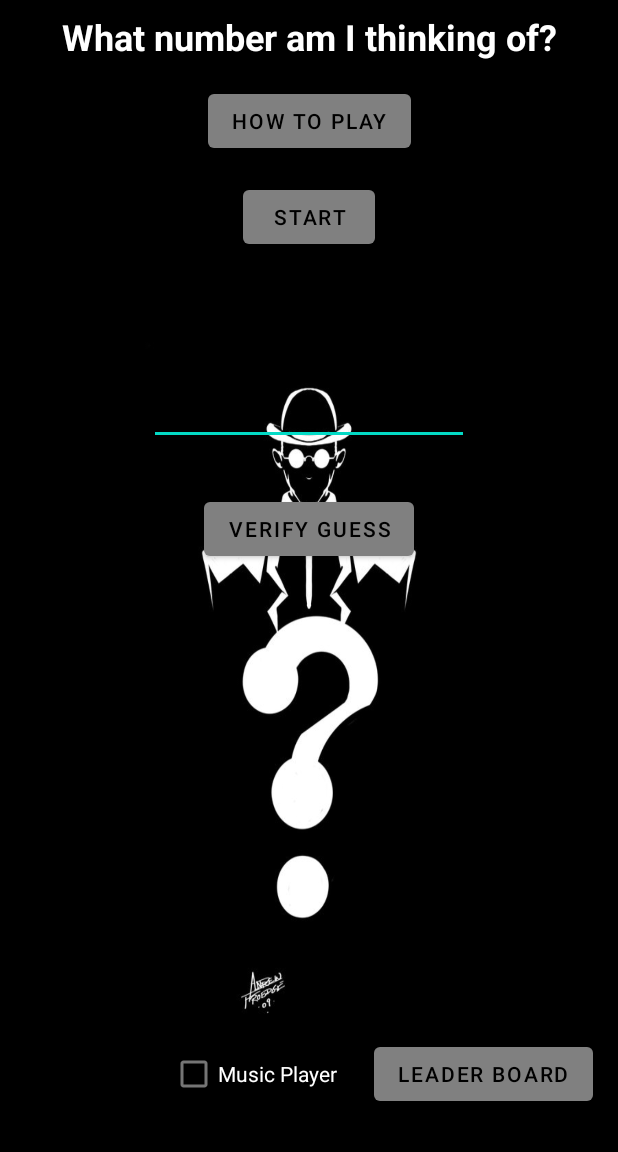
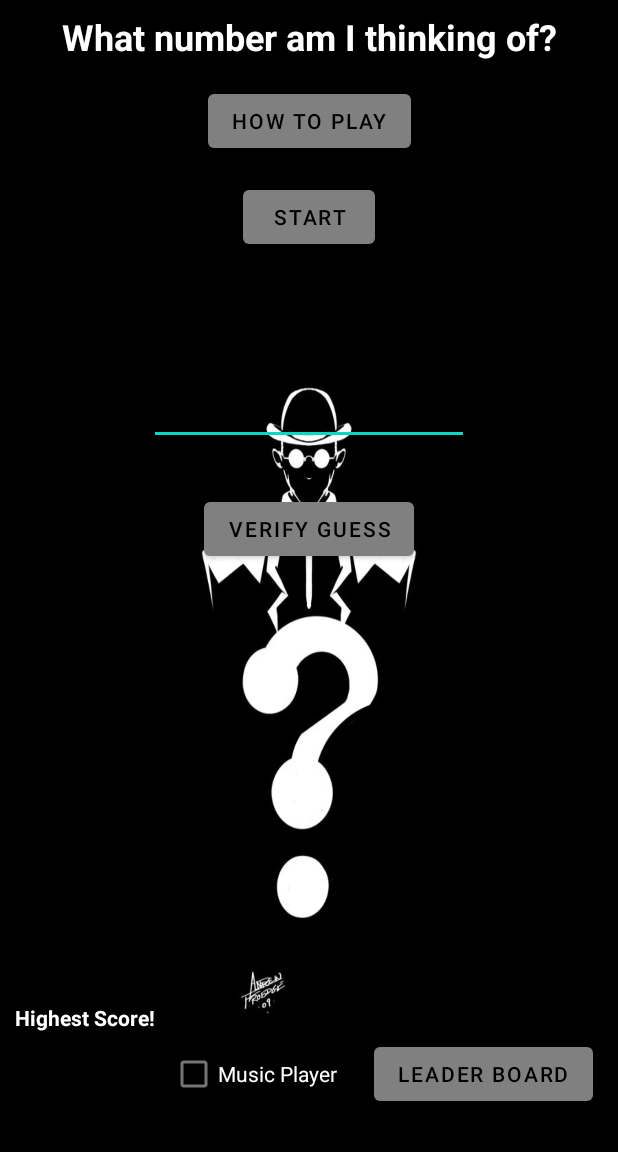
Before and after one commit to avdez03/ProHunchos-EECS-1022-Project, an Android app: the screen it shows after launch (MainActivity), on a phone screen of 412 x 824 dp, the part 84-1236 px from its top. Run offline under Robolectric (Android 15) with nearby library versions, the phone set to English and light mode, and no system bars.

Commit message:
adding function to check for highest score

```diff
--- a/app/src/main/java/com/example/prohunchosleeecs1022/MainActivity.java
+++ b/app/src/main/java/com/example/prohunchosleeecs1022/MainActivity.java
@@ -87,6 +87,8 @@ public class MainActivity extends AppCompatActivity {
 
     List<String> winners = new ArrayList<>();
 
+    double highScore = 0;
+
     //Receive the upper limit from the user and the amount of guesses
     //Then use getRandom from ProjectModel.java to generate a random number from one and the user's upper limit
     public void startGame(View v) {
@@ -140,6 +142,8 @@ public class MainActivity extends AppCompatActivity {
 
         TextView guessCounter = (findViewById(R.id.counter));
 
+        TextView highScoreCounter = (findViewById(R.id.highScoreCounter));
+
         //To keep track if the user has guessed correctly
         boolean win = false;
 
@@ -149,6 +153,7 @@ public class MainActivity extends AppCompatActivity {
             if (guess == random) {
                 answer.setText(R.string.win);
                 win = true;
+
                 //Will receive the user's name
                 AlertDialog.Builder alert = new AlertDialog.Builder(this);
 
@@ -163,6 +168,10 @@ public class MainActivity extends AppCompatActivity {
                     public void onClick(DialogInterface dialog, int whichButton) {
                         String value = userName.getText().toString();
                         winners.add(value);
+                        //Checks if the user has beaten the high score
+                        if (counter > highScore) {
+                            highScoreCounter.setText(value);
+                        }//end if statement
                     }//end onClick()
                 });
                 alert.show();
--- a/app/src/main/res/layout-land/activity_main.xml
+++ b/app/src/main/res/layout-land/activity_main.xml
@@ -4,8 +4,8 @@
     xmlns:tools="http://schemas.android.com/tools"
     android:layout_width="match_parent"
     android:layout_height="match_parent"
-    tools:context=".MainActivity"
-    android:background="@drawable/background2">
+    android:background="@drawable/background2"
+    tools:context=".MainActivity">
 
     <Button
         android:id="@+id/leaderBoard2"
@@ -134,4 +134,29 @@
         app:layout_constraintStart_toStartOf="parent"
         app:layout_constraintTop_toBottomOf="@+id/guessBox"
         tools:ignore="TextContrastCheck" />
+
+    <TextView
+        android:id="@+id/highScore"
+        android:layout_width="wrap_content"
+        android:layout_height="wrap_content"
+        android:layout_marginStart="44dp"
+        android:layout_marginLeft="44dp"
+        android:layout_marginBottom="48dp"
+        android:text="@string/highScore"
+        android:textColor="@color/white"
+        android:textStyle="bold"
+        app:layout_constraintBottom_toTopOf="@+id/musicPlayer"
+        app:layout_constraintStart_toStartOf="parent" />
+
+    <TextView
+        android:id="@+id/highScoreCounter"
+        android:layout_width="wrap_content"
+        android:layout_height="wrap_content"
+        android:layout_marginStart="88dp"
+        android:layout_marginLeft="88dp"
+        android:layout_marginBottom="8dp"
+        android:textColor="@color/white"
+        android:textStyle="bold"
+        app:layout_constraintBottom_toTopOf="@+id/musicPlayer"
+        app:layout_constraintStart_toStartOf="parent" />
 </androidx.constraintlayout.widget.ConstraintLayout>
--- a/app/src/main/res/layout/activity_main.xml
+++ b/app/src/main/res/layout/activity_main.xml
@@ -145,4 +145,32 @@
         app:layout_constraintEnd_toEndOf="parent"
         app:layout_constraintHorizontal_bias="0.589"
         app:layout_constraintStart_toEndOf="@+id/musicPlayer" />
+
+    <TextView
+        android:id="@+id/highScore"
+        android:layout_width="wrap_content"
+        android:layout_height="wrap_content"
+        android:layout_marginBottom="80dp"
+        android:text="@string/highScore"
+        android:textColor="@color/white"
+        android:textStyle="bold"
+        app:layout_constraintBottom_toBottomOf="parent"
+        app:layout_constraintEnd_toStartOf="@+id/musicPlayer"
+        app:layout_constraintHorizontal_bias="0.49"
+        app:layout_constraintStart_toStartOf="parent" />
+
+    <TextView
+        android:id="@+id/highScoreCounter"
+        android:layout_width="wrap_content"
+        android:layout_height="wrap_content"
+        android:layout_marginTop="22dp"
+        android:textColor="@color/white"
+        android:textStyle="bold"
+        app:layout_constraintBottom_toBottomOf="parent"
+        app:layout_constraintEnd_toStartOf="@+id/musicPlayer"
+        app:layout_constraintHorizontal_bias="0.345"
+        app:layout_constraintStart_toStartOf="parent"
+        app:layout_constraintTop_toBottomOf="@+id/highScore"
+        app:layout_constraintVertical_bias="0.0" />
+
 </androidx.constraintlayout.widget.ConstraintLayout>
--- a/app/src/main/res/values/strings.xml
+++ b/app/src/main/res/values/strings.xml
@@ -12,4 +12,5 @@
     <string name="celebrate">Congrats you have guessed the correct value</string>
     <string name="leaderboard">Leader Board</string>
     <string name="leaderboardTitle">Names of winners</string>
+    <string name="highScore">Highest Score!</string>
 </resources>
```
